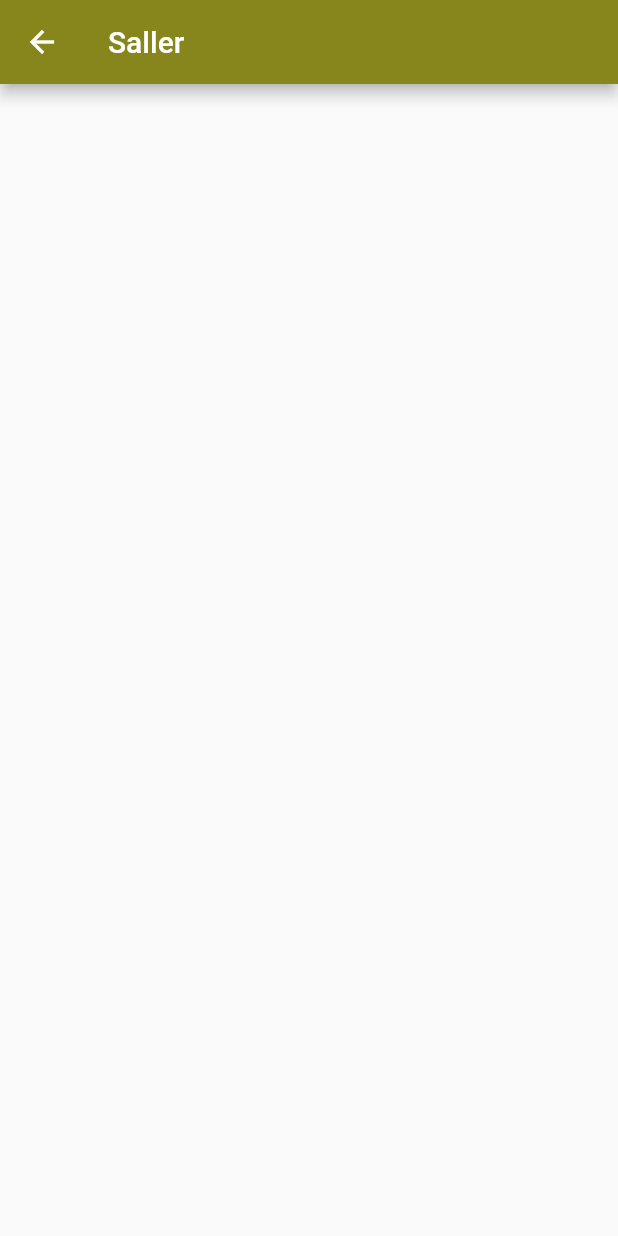
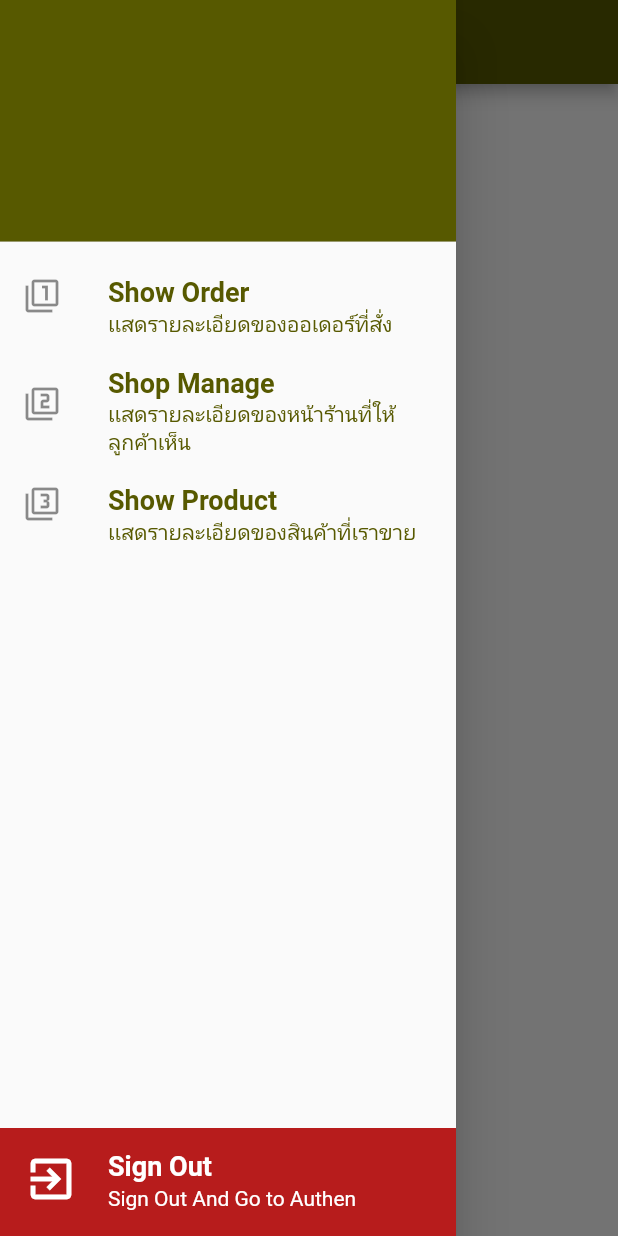
Before and after one commit to taeholiday/ShoppingMall, a Flutter app: the SalerService screen opened by its route, with the side drawer open (before the commit the screen has no drawer), on a phone screen of 412 x 824 dp. Run offline on Flutter 3.47's test engine with Material 2 defaults, Android fonts, the phone set to English and light mode, and no system bars; our stand-ins replace dio, geolocator, google_maps_flutter, image_picker, shared_preferences; accounts and stored records are empty.

Commit message:
commit update add product not done

```diff
--- /dev/null
+++ b/lib/bodys/show_order_seller.dart
@@ -0,0 +1,17 @@
+import 'package:flutter/material.dart';
+
+class ShowOrderSeller extends StatefulWidget {
+  ShowOrderSeller({Key? key}) : super(key: key);
+
+  @override
+  State<ShowOrderSeller> createState() => _ShowOrderSellerState();
+}
+
+class _ShowOrderSellerState extends State<ShowOrderSeller> {
+  @override
+  Widget build(BuildContext context) {
+    return Scaffold(
+      body: Text('this is showorder'),
+    );
+  }
+}
--- a/lib/states/authan.dart
+++ b/lib/states/authan.dart
@@ -163,6 +163,9 @@ class _AuthanState extends State<Authan> {
               focusedBorder: OutlineInputBorder(
                   borderSide: BorderSide(color: MyConstant.light),
                   borderRadius: BorderRadius.circular(20)),
+              errorBorder: OutlineInputBorder(
+                  borderSide: BorderSide(color: Colors.red),
+                  borderRadius: BorderRadius.circular(20)),
             ),
           ),
         ),
@@ -213,6 +216,9 @@ class _AuthanState extends State<Authan> {
               focusedBorder: OutlineInputBorder(
                   borderSide: BorderSide(color: MyConstant.light),
                   borderRadius: BorderRadius.circular(20)),
+              errorBorder: OutlineInputBorder(
+                  borderSide: BorderSide(color: Colors.red),
+                  borderRadius: BorderRadius.circular(20)),
             ),
           ),
         ),
--- a/lib/states/buyer_service.dart
+++ b/lib/states/buyer_service.dart
@@ -1,5 +1,7 @@
 import 'package:flutter/material.dart';
 import 'package:shoppingmall/utility/my_constant.dart';
+import 'package:shoppingmall/widgets/show_signout.dart';
+
 
 class BuyerService extends StatefulWidget {
   BuyerService({Key? key}) : super(key: key);
@@ -14,7 +16,9 @@ class _BuyerServiceState extends State<BuyerService> {
     return Scaffold(
       appBar: AppBar(
         title: Text('Buyer'),
-        backgroundColor: MyConstant.primary,
+      ),
+      drawer: Drawer(
+        child: ShowSignOut(),
       ),
     );
   }
--- a/lib/states/rider_service.dart
+++ b/lib/states/rider_service.dart
@@ -1,5 +1,6 @@
 import 'package:flutter/material.dart';
 import 'package:shoppingmall/utility/my_constant.dart';
+import 'package:shoppingmall/widgets/show_signout.dart';
 
 class RiderService extends StatefulWidget {
   RiderService({Key? key}) : super(key: key);
@@ -14,7 +15,9 @@ class _RiderServiceState extends State<RiderService> {
     return Scaffold(
       appBar: AppBar(
         title: Text('Rider'),
-        backgroundColor: MyConstant.primary,
+      ),
+      drawer: Drawer(
+        child: ShowSignOut(),
       ),
     );
   }
--- a/lib/states/saler_service.dart
+++ b/lib/states/saler_service.dart
@@ -1,5 +1,10 @@
 import 'package:flutter/material.dart';
+import 'package:shoppingmall/bodys/shop_manage_seller.dart';
+import 'package:shoppingmall/bodys/show_order_seller.dart';
+import 'package:shoppingmall/bodys/show_product_seller.dart';
 import 'package:shoppingmall/utility/my_constant.dart';
+import 'package:shoppingmall/widgets/show_signout.dart';
+import 'package:shoppingmall/widgets/show_title.dart';
 
 class SalerService extends StatefulWidget {
   SalerService({Key? key}) : super(key: key);
@@ -9,12 +14,93 @@ class SalerService extends StatefulWidget {
 }
 
 class _SalerServiceState extends State<SalerService> {
+  List<Widget> widgets = [
+    ShowOrderSeller(),
+    ShopManageSeller(),
+    ShowProductSeller()
+  ];
+  int indexWidget = 0;
   @override
   Widget build(BuildContext context) {
     return Scaffold(
       appBar: AppBar(
         title: Text('Saller'),
-        backgroundColor: MyConstant.primary,
+      ),
+      drawer: Drawer(
+        child: Stack(
+          children: [
+            ShowSignOut(),
+            Column(
+              children: [
+                UserAccountsDrawerHeader(accountName: null, accountEmail: null),
+                menuShowOrder(),
+                menuShopmanage(),
+                menuShowProduct(),
+              ],
+            ),
+          ],
+        ),
+      ),
+      body: widgets[indexWidget],
+    );
+  }
+
+  ListTile menuShowOrder() {
+    return ListTile(
+      onTap: () {
+        setState(() {
+          indexWidget = 0;
+          Navigator.pop(context);
+        });
+      },
+      leading: Icon(Icons.filter_1_outlined),
+      title: ShowTile(
+        title: 'Show Order',
+        textStyle: MyConstant().h2Style(),
+      ),
+      subtitle: ShowTile(
+        title: 'เเสดรายละเอียดของออเดอร์ที่สั่ง',
+        textStyle: MyConstant().h3Style(),
+      ),
+    );
+  }
+
+  ListTile menuShopmanage() {
+    return ListTile(
+      onTap: () {
+        setState(() {
+          indexWidget = 1;
+          Navigator.pop(context);
+        });
+      },
+      leading: Icon(Icons.filter_2_outlined),
+      title: ShowTile(
+        title: 'Shop Manage',
+        textStyle: MyConstant().h2Style(),
+      ),
+      subtitle: ShowTile(
+        title: 'เเสดรายละเอียดของหน้าร้านที่ให้ลูกค้าเห็น',
+        textStyle: MyConstant().h3Style(),
+      ),
+    );
+  }
+
+  ListTile menuShowProduct() {
+    return ListTile(
+      onTap: () {
+        setState(() {
+          indexWidget = 2;
+          Navigator.pop(context);
+        });
+      },
+      leading: Icon(Icons.filter_3_outlined),
+      title: ShowTile(
+        title: 'Show Product',
+        textStyle: MyConstant().h2Style(),
+      ),
+      subtitle: ShowTile(
+        title: 'เเสดรายละเอียดของสินค้าที่เราขาย',
+        textStyle: MyConstant().h3Style(),
       ),
     );
   }
--- a/lib/utility/my_constant.dart
+++ b/lib/utility/my_constant.dart
@@ -3,7 +3,8 @@ import 'package:flutter/material.dart';
 class MyConstant {
 // Genernal
   static String appName = 'Shopping Mall';
-  static String domain = 'https://9bef-2001-fb1-5c-4eca-6990-45a0-e9d5-f7f7.ngrok.io';
+  static String domain =
+      'https://7817-2001-fb1-5f-4942-c5f1-72fa-8f84-3f84.ngrok.io';
 
   // routes
   static String routeAuthen = '/authen';
@@ -11,18 +12,32 @@ class MyConstant {
   static String routeBuyerService = '/buyerSrevice';
   static String routeSalerService = '/salerService';
   static String routeRiderService = '/riderService';
+  static String routeAddProduct = '/addProduct';
 
   //image
   static String image1 = 'images/image1.png';
   static String image2 = 'images/image2.png';
   static String image3 = 'images/image3.png';
   static String image4 = 'images/image4.png';
+  static String image5 = 'images/image5.png';
   static String avatar = 'images/avatar.png';
 
   //color
   static Color primary = Color(0xff87861d);
   static Color dark = Color(0xff575900);
   static Color light = Color(0xffb9b64e);
+  static Map<int, Color> mapMatrtialColor = {
+    50: Color.fromRGBO(255, 87, 89, 0.1),
+    100: Color.fromRGBO(255, 87, 89, 0.2),
+    200: Color.fromRGBO(255, 87, 89, 0.3),
+    300: Color.fromRGBO(255, 87, 89, 0.4),
+    400: Color.fromRGBO(255, 87, 89, 0.5),
+    500: Color.fromRGBO(255, 87, 89, 0.6),
+    600: Color.fromRGBO(255, 87, 89, 0.7),
+    700: Color.fromRGBO(255, 87, 89, 0.8),
+    800: Color.fromRGBO(255, 87, 89, 0.9),
+    900: Color.fromRGBO(255, 87, 89, 1.0),
+  };
 
   //style
   TextStyle h1Style() => TextStyle(
@@ -35,9 +50,21 @@ class MyConstant {
         color: dark,
         fontWeight: FontWeight.w700,
       );
+
+  TextStyle h2whiteStyle() => TextStyle(
+        fontSize: 18,
+        color: Colors.white,
+        fontWeight: FontWeight.w700,
+      );
   TextStyle h3Style() => TextStyle(
         fontSize: 14,
         color: dark,
+        fontWeight: FontWeight.normal,
+      );
+
+  TextStyle h3whiteStyle() => TextStyle(
+        fontSize: 14,
+        color: Colors.white,
         fontWeight: FontWeight.normal,
       );
 
--- /dev/null
+++ b/lib/widgets/show_signout.dart
@@ -0,0 +1,40 @@
+import 'package:flutter/material.dart';
+import 'package:shared_preferences/shared_preferences.dart';
+import 'package:shoppingmall/utility/my_constant.dart';
+import 'package:shoppingmall/widgets/show_title.dart';
+
+class ShowSignOut extends StatelessWidget {
+  const ShowSignOut({Key? key}) : super(key: key);
+
+  @override
+  Widget build(BuildContext context) {
+    return Column(
+      mainAxisAlignment: MainAxisAlignment.end,
+      children: [
+        ListTile(
+          onTap: () async {
+            SharedPreferences preferences =
+                await SharedPreferences.getInstance();
+            preferences.clear().then((value) =>
+                Navigator.pushNamedAndRemoveUntil(
+                    context, MyConstant.routeAuthen, (route) => false));
+          },
+          tileColor: Colors.red.shade900,
+          leading: Icon(
+            Icons.exit_to_app,
+            size: 36,
+            color: Colors.white,
+          ),
+          title: ShowTile(
+            title: 'Sign Out',
+            textStyle: MyConstant().h2whiteStyle(),
+          ),
+          subtitle: ShowTile(
+            title: 'Sign Out And Go to Authen',
+            textStyle: MyConstant().h3whiteStyle(),
+          ),
+        ),
+      ],
+    );
+  }
+}
```
Also changed, not shown: lib/bodys/shop_manage_seller.dart (added, +17 -0 lines), lib/bodys/show_product_seller.dart (added, +24 -0 lines), lib/main.dart (+6 -1 lines), lib/states/add_product.dart (added, +288 -0 lines), lib/states/create_account.dart (+15 -0 lines), images/image5.png (added).
